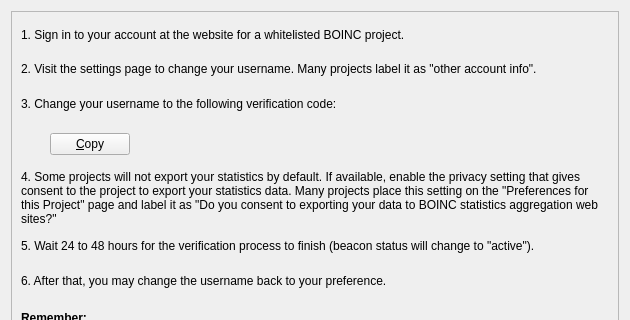
Above: src/qt/forms/researcherwizardauthpage.ui from gridcoin-community/Gridcoin-Research before the change; both pictures show x 0 to 630 and y 0 to 320 of the 630 by 480 pixel window. Below: the same form after it.
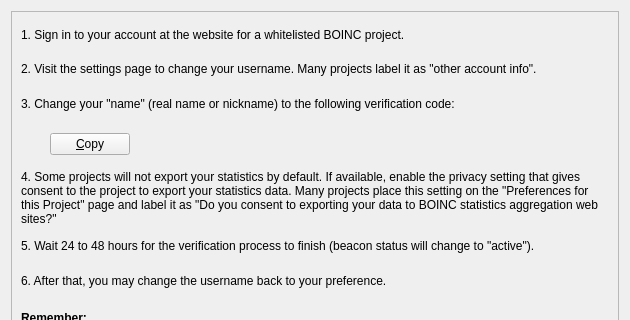
That is the form after the change. Icons and pictures are not drawn.

Commit message:
Change text from username to name (real name or nickname)
The direction to change the username to the verification code is
confusing and not accurate. This corrects it to the right terminology.

The edit to the form file:
```diff
--- a/src/qt/forms/researcherwizardauthpage.ui
+++ b/src/qt/forms/researcherwizardauthpage.ui
@@ -39,8 +39,8 @@
        <rect>
         <x>0</x>
         <y>0</y>
-        <width>610</width>
-        <height>460</height>
+        <width>596</width>
+        <height>498</height>
        </rect>
       </property>
       <property name="styleSheet">
@@ -76,7 +76,7 @@
        <item>
         <widget class="QLabel" name="step3Label">
          <property name="text">
-          <string>3. Change your username to the following verification code:</string>
+          <string>3. Change your &quot;name&quot; (real name or nickname) to the following verification code:</string>
          </property>
          <property name="wordWrap">
           <bool>true</bool>
```
